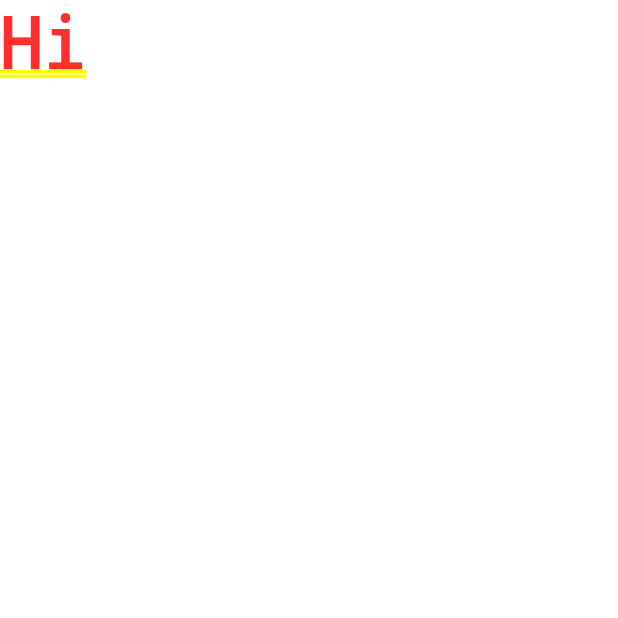
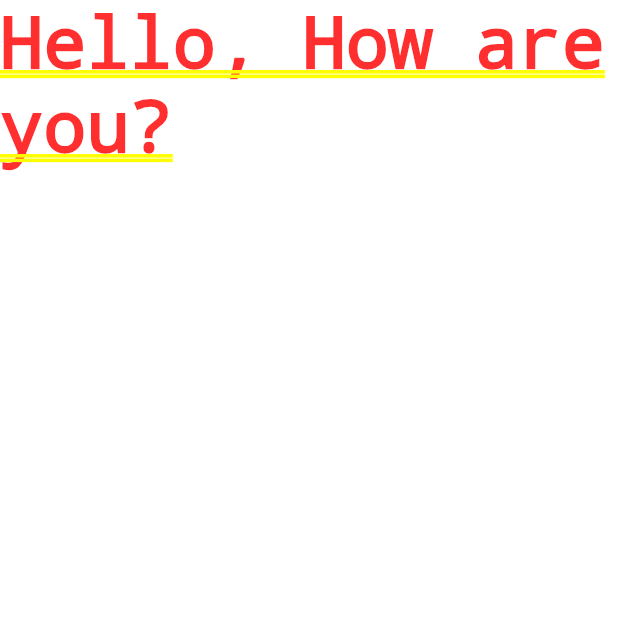
Before and after one commit to imen-bettaieb/shapePlatform, a Flutter app: the screen it shows after launch, on a phone screen of 412 x 824 dp, the top half of it. Run offline on Flutter 3.47's test engine with Material 2 defaults, Android fonts, the light colour scheme and no system bars; generated files the repository leaves out were written again.

Commit message:
shape platform

```diff
--- a/lib/main.dart
+++ b/lib/main.dart
@@ -8,11 +8,8 @@ void main() {
 
 class MainApp extends StatelessWidget {
   const MainApp({super.key});
-
   @override
   Widget build(BuildContext context) {
-    var t = AppLocalizations.of(context);
-    print("bjr");
     return MaterialApp(
       debugShowCheckedModeBanner: false,
       localizationsDelegates: [
@@ -21,11 +18,47 @@ class MainApp extends StatelessWidget {
         GlobalWidgetsLocalizations.delegate,
         GlobalCupertinoLocalizations.delegate,
       ],
-      supportedLocales: [
-        Locale('en'),
-        Locale('fr'),
+      supportedLocales: AppLocalizations.supportedLocales,
+      home: TextWidget(),
+    );
+  }
+}
+
+class TextWidget extends StatelessWidget {
+  final String? title;
+  const TextWidget({super.key, this.title});
+  @override
+  Widget build(BuildContext context) {
+    var t = AppLocalizations.of(context)!;
+    return Text(t.hello);
+  }
+}
+
+  /*@override
+  Widget build(BuildContext context) {
+    var t = AppLocalizations.of(context);
+    //print("bjr");
+    return MaterialApp(
+      debugShowCheckedModeBanner: false,
+      localizationsDelegates: [
+        AppLocalizations.delegate,
+        GlobalMaterialLocalizations.delegate,
+        GlobalWidgetsLocalizations.delegate,
+        GlobalCupertinoLocalizations.delegate,
       ],
+      supportedLocales: AppLocalizations.supportedLocales,
       home: Text(t?.hello ?? "Hi"),
     );
   }
 }
+
+class TextWidget extends StatelessWidget {
+  final String? title;
+  const TextWidget({super.key, this.title});
+  @override
+  Widget build(BuildContext context) {
+    var t = AppLocalizations.of(context);
+    return Text(t?.hello ?? "Hi");
+  }
+}
+*/
```
